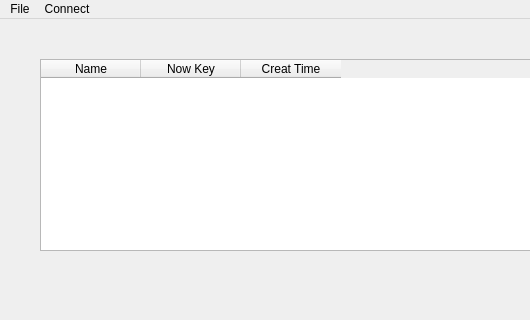
gitpetyr/LightOTP_client, file ui/src/MainWindow.ui: the form before one commit; both pictures show x 0 to 530 and y 0 to 320 of the 802 by 554 pixel window.
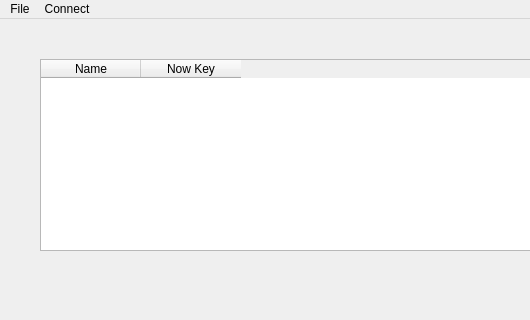
The form after the commit.

```diff
--- a/ui/src/MainWindow.ui
+++ b/ui/src/MainWindow.ui
@@ -64,11 +64,6 @@
       <string>Now Key</string>
      </property>
     </column>
-    <column>
-     <property name="text">
-      <string>Creat Time</string>
-     </property>
-    </column>
    </widget>
    <widget class="QPushButton" name="FreshButton">
     <property name="geometry">
```
